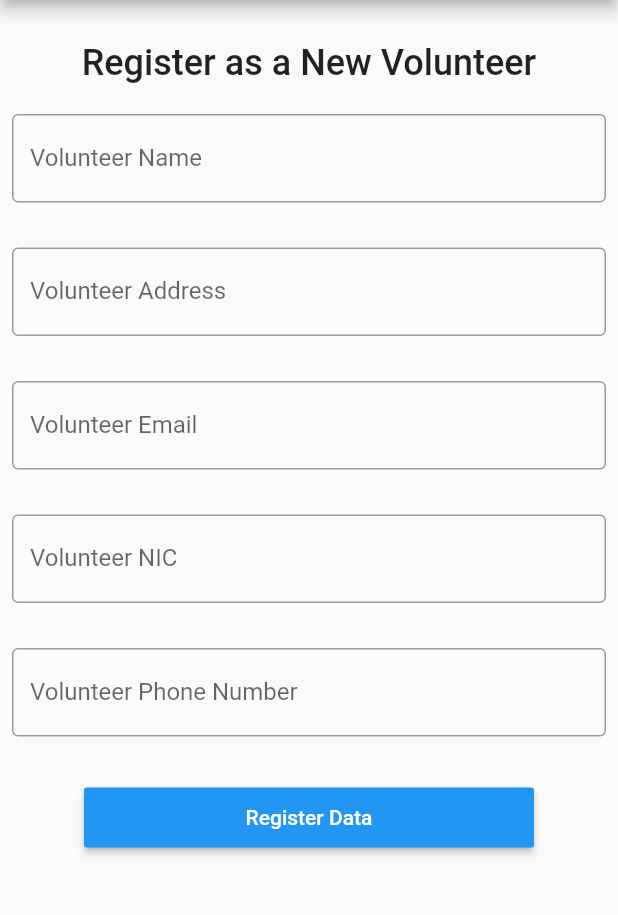
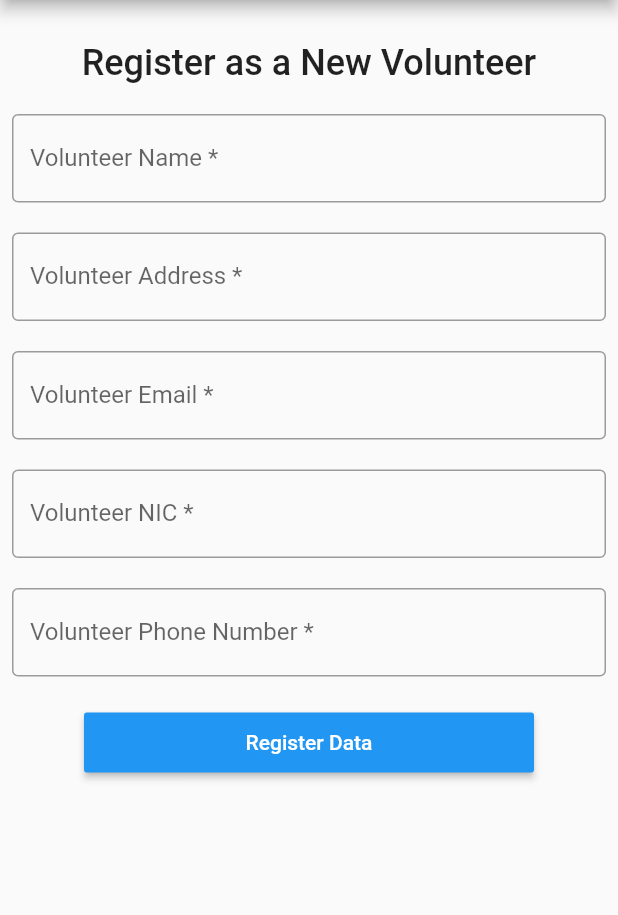
Before and after one commit to namalganegama/CTSE_Project_Y4S1, a Flutter app: the InsertVolunteer screen opened directly, on a phone screen of 412 x 824 dp, the part 84-999 px from its top. Run offline on Flutter 3.47's test engine with Material 2 defaults, Android fonts, the phone set to English and light mode, and no system bars; our stand-ins replace animated_splash_screen, carousel_slider, firebase_auth, firebase_core, firebase_database, fluttertoast and 2 more; accounts and stored records are empty; network calls fail.

```diff
--- a/lib/screens/Volunteer/insert_data.dart
+++ b/lib/screens/Volunteer/insert_data.dart
@@ -73,7 +73,7 @@ class _InsertVolunteerState extends State<InsertVolunteer> {
                       keyboardType: TextInputType.text,
                       decoration: const InputDecoration(
                         border: OutlineInputBorder(),
-                        labelText: 'Volunteer Name',
+                        labelText: 'Volunteer Name *',
                         hintText: 'Enter Volunteer Name',
                       ),
                       validator: (value) {
@@ -85,14 +85,14 @@ class _InsertVolunteerState extends State<InsertVolunteer> {
                       },
                     ),
                     const SizedBox(
-                      height: 30,
+                      height: 20,
                     ),
                     TextFormField(
                       controller: addressController,
                       keyboardType: TextInputType.text,
                       decoration: const InputDecoration(
                         border: OutlineInputBorder(),
-                        labelText: 'Volunteer Address',
+                        labelText: 'Volunteer Address *',
                         hintText: 'Enter Volunteer Address',
                       ),
                       validator: (value) {
@@ -104,14 +104,14 @@ class _InsertVolunteerState extends State<InsertVolunteer> {
                       },
                     ),
                     const SizedBox(
-                      height: 30,
+                      height: 20,
                     ),
                     TextFormField(
                       controller: emailController,
                       keyboardType: TextInputType.emailAddress,
                       decoration: const InputDecoration(
                         border: OutlineInputBorder(),
-                        labelText: 'Volunteer Email',
+                        labelText: 'Volunteer Email *',
                         hintText: 'Enter Volunteer Email',
                       ),
                       validator: (value) {
@@ -125,14 +125,14 @@ class _InsertVolunteerState extends State<InsertVolunteer> {
                       },
                     ),
                     const SizedBox(
-                      height: 30,
+                      height: 20,
                     ),
                     TextFormField(
                       controller: nicController,
                       keyboardType: TextInputType.number,
                       decoration: const InputDecoration(
                         border: OutlineInputBorder(),
-                        labelText: 'Volunteer NIC',
+                        labelText: 'Volunteer NIC *',
                         hintText: 'Enter Volunteer NIC',
                       ),
                       validator: (value) {
@@ -146,14 +146,14 @@ class _InsertVolunteerState extends State<InsertVolunteer> {
                       },
                     ),
                     const SizedBox(
-                      height: 30,
+                      height: 20,
                     ),
                     TextFormField(
                       controller: phoneController,
                       keyboardType: TextInputType.phone,
                       decoration: const InputDecoration(
                         border: OutlineInputBorder(),
-                        labelText: 'Volunteer Phone Number',
+                        labelText: 'Volunteer Phone Number *',
                         hintText: 'Enter Volunteer Phone Number',
                       ),
                       validator: (value) {
@@ -167,7 +167,7 @@ class _InsertVolunteerState extends State<InsertVolunteer> {
                       },
                     ),
                     const SizedBox(
-                      height: 30,
+                      height: 20,
                     ),
                     MaterialButton(
                       onPressed: () {
```
Also changed, not shown: lib/screens/Volunteer/update_record.dart (+10 -10 lines).
